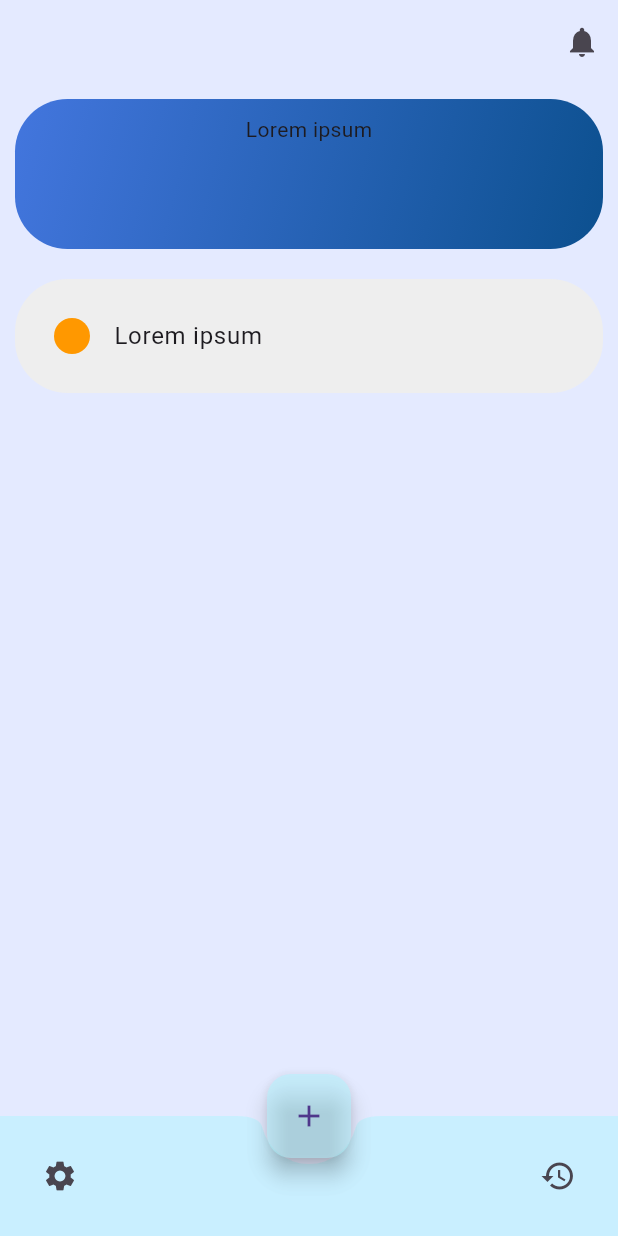
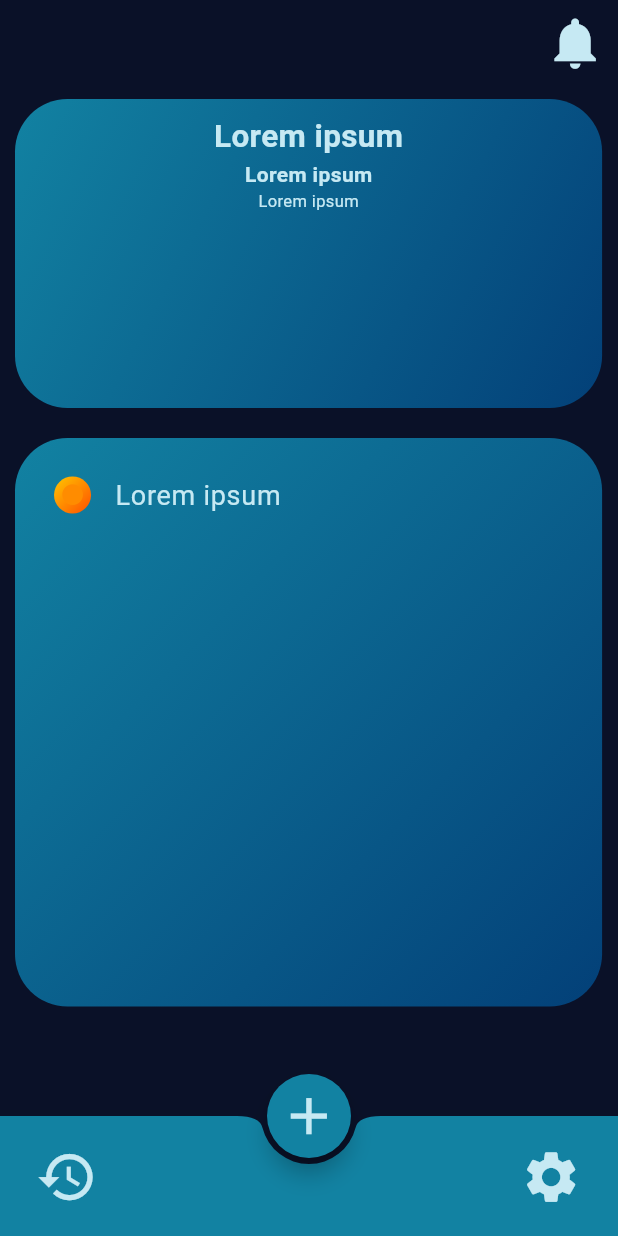
Before and after one commit to sardelkaaa/its_time, a Flutter app: the screen it shows after launch, on a phone screen of 412 x 824 dp. Run offline on Flutter 3.47's test engine with Material 3 defaults, Android fonts, the phone set to English and light mode, and no system bars.

Commit message:
home 90%

```diff
--- a/lib/pages/home.dart
+++ b/lib/pages/home.dart
@@ -11,12 +11,14 @@ class BucketListHomePage extends State<Home> {
   @override
   Widget build(BuildContext context) {
     return Scaffold(
-      backgroundColor: const Color(0x202857FF),
+      backgroundColor: Color(0xFF0A1128), // Цвет фона страницы
       appBar: AppBar(
-        backgroundColor: const Color(0x2857FF),
+        backgroundColor: Color(0xFF0A1128), // Цвет фона шапки
         actions: <Widget>[
           IconButton(
             icon: const Icon(Icons.notifications),
+            iconSize: MediaQuery.of(context).size.width * 0.1,
+            color: Color(0xFFC6E9F3),// Устанавляем размер иконки пропорционально ширине экрана
             onPressed: () {
               Navigator.pushNamed(context, '/notifications'); // Действие при нажатии на значок уведомлений
             },
@@ -27,45 +29,93 @@ class BucketListHomePage extends State<Home> {
       body: Column(
         children: [
           Container(
-            width: 400,
-            height: 100,
+            width: MediaQuery.of(context).size.width * 0.95,
+            height: MediaQuery.of(context).size.height * 0.25,
             margin: const EdgeInsets.all(10.0),
             padding: const EdgeInsets.all(10.0),
             decoration: BoxDecoration(
               gradient: const LinearGradient(
                   begin: Alignment.topLeft,
                   end: Alignment.bottomRight,
-                  colors: [Color(0xFF4376DE),Color(0xFF0C508F)]
+                  colors: [Color(0xFF1282A2), Color(0xFF034078)]
               ),
               borderRadius: BorderRadius.circular(35.0),
               color: Colors.grey[200],
             ),
             child: const Column(
               children: <Widget>[
-                Text('Lorem ipsum')
+                Text(
+                  'Lorem ipsum',
+                  style: TextStyle(
+                    color: Color(0xFFC6E9F3),
+                    fontSize: 21,
+                    fontWeight: FontWeight.bold,
+                  ),
+                ),
+
+                Text(
+                  'Lorem ipsum',
+                  style: TextStyle(
+                      color: Color(0xFFC6E9F3),
+                      fontSize: 14,
+                      fontWeight: FontWeight.w600
+                  ),
+                ),
+
+                Text(
+                  'Lorem ipsum',
+                  style: TextStyle(
+                      color: Color(0xFFC6E9F3),
+                      fontSize: 11,
+                  ),
+                ),
               ],
             ),
           ),
 
           InkWell(
             onTap: (){
-              Navigator.pushNamed(context, '/allTasks'); // Действие при нажатии на список заданий
+              Navigator.pushNamed(context, '/allTasks');
             },
             child: Container(
+              width: MediaQuery.of(context).size.width * 0.95,
+              height: MediaQuery.of(context).size.height * 0.46,
               margin: const EdgeInsets.all(10.0),
               padding: const EdgeInsets.all(10.0),
               decoration: BoxDecoration(
                 borderRadius: BorderRadius.circular(35.0),
-                color: Colors.grey[200],
+                gradient: const LinearGradient(
+                    begin: Alignment.topLeft,
+                    end: Alignment.bottomRight,
+                    colors: [Color(0xFF1282A2), Color(0xFF034078)]
                 ),
-              child: const Column(
+              ),
+              child: Column(
                 children: <Widget>[
                   ListTile(
-                    leading: CircleAvatar( // Маркер в виде оранжевого круга
-                      radius: 12.0,
-                      backgroundColor: Colors.orange,
+                    leading: Container( // Иконка в виде круга с градиентом
+                      width: MediaQuery.of(context).size.width * 0.06, // Иконка с размером зависимым от ширины экрана
+                      height: MediaQuery.of(context).size.width * 0.06,
+                      decoration: BoxDecoration(
+                        shape: BoxShape.circle,
+                        gradient: const LinearGradient(
+                            begin: Alignment.topLeft,
+                            end: Alignment.bottomRight,
+                            colors: [Color(0xFFFFC700), Color(0xFFFF4F00)]
                         ),
-                    title: Text('Lorem ipsum'),
+                      ),
+                      child: Icon(
+                        Icons.circle,
+                        color: Color(0xFFFF8C00),
+                        size: MediaQuery.of(context).size.width * 0.04, // Вычисляем размер иконки как 10% ширины экрана,
+                      ),
+                    ),
+                    title: Text('Lorem ipsum',
+                      style: TextStyle(
+                        color: Color(0xFFC6E9F3),
+                        fontSize: 18
+                      ),
+                    ),
                   ),
                 ],
               ),
@@ -76,29 +126,38 @@ class BucketListHomePage extends State<Home> {
 
       floatingActionButton: FloatingActionButton(
         onPressed: () {
-          Navigator.pushNamed(context, '/addTask');// Действие при нажатии на кружок с плюсом
+          Navigator.pushNamed(context, '/addTask');
         },
-        backgroundColor: const Color(0x7DAFF5FF),
-        child: const Icon(Icons.add),
+        backgroundColor: Color(0xFF1282A2),
+        child: Icon(
+          Icons.add,
+          size: MediaQuery.of(context).size.width * 0.1, // Вычисляем размер иконки как 10% ширины экрана
+          color: Color(0xFFC6E9F3),
+        ),
+        shape: CircleBorder(),
       ),
       floatingActionButtonLocation: FloatingActionButtonLocation.centerDocked,
 
         bottomNavigationBar: BottomAppBar(
           shape: const CircularNotchedRectangle(),
-        color: const Color(0x80AFF5FF),
+          color: Color(0xFF1282A2),
           child: Row(
             mainAxisAlignment: MainAxisAlignment.spaceBetween,
             children: <Widget>[
               IconButton(
-              icon: const Icon(Icons.settings),
+                icon: const Icon(Icons.history),
+                iconSize: MediaQuery.of(context).size.width * 0.1, // Устанавляем размер иконки пропорционально ширине экрана
+                color: Color(0xFFC6E9F3),
                 onPressed: () {
-                Navigator.pushNamed(context, '/settings'); // Действия при нажатии на иконку настроек
+                  Navigator.pushNamed(context, '/history'); // Действия при нажатии на иконку истории
                 },
               ),
               IconButton(
-              icon: const Icon(Icons.history),
+                icon: const Icon(Icons.settings),
+                iconSize: MediaQuery.of(context).size.width * 0.1, // Устанавляем размер иконки пропорционально ширине экрана
+                color: Color(0xFFC6E9F3),
                 onPressed: () {
-                Navigator.pushNamed(context, '/history'); // Действия при нажатии на иконку истории
+                  Navigator.pushNamed(context, '/settings'); // Действия при нажатии на иконку настроек
                 },
               ),
             ],
```
Lines whose indentation alone changed are shown as unchanged.
